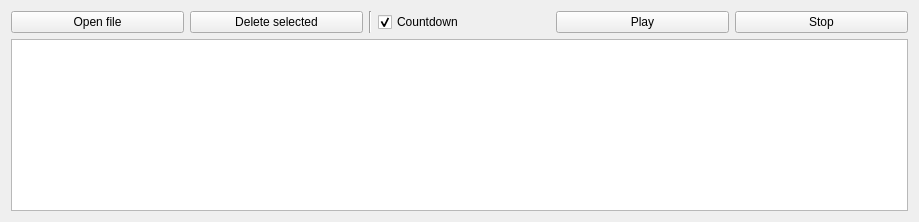
The window that mainwindow.ui (jpleau/songpractice) describes before a commit, drawn with Qt 5.
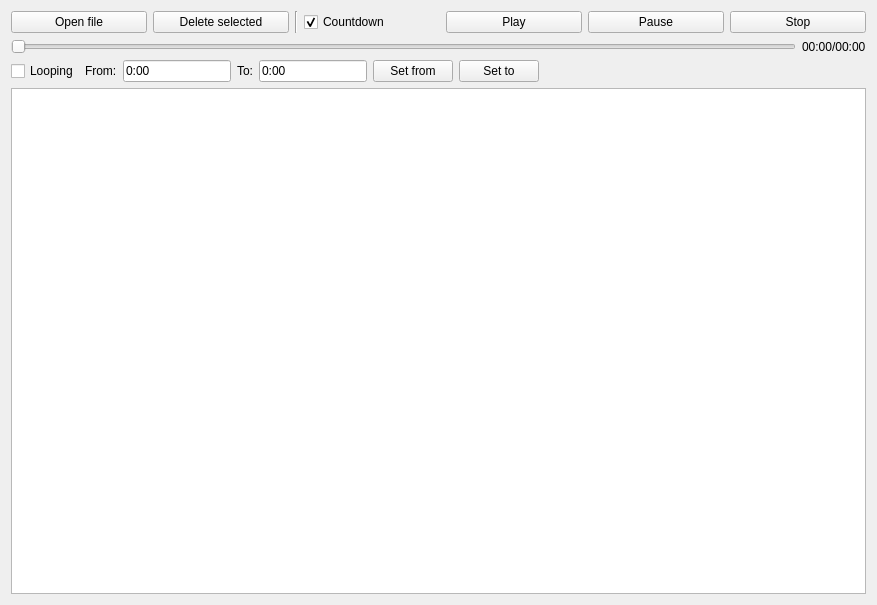
The same window after the commit. Custom widgets are drawn as their Qt base class.

Commit message: update (add loop, pause button)

Patch:
```diff
--- a/mainwindow.ui
+++ b/mainwindow.ui
@@ -6,8 +6,8 @@
    <rect>
     <x>0</x>
     <y>0</y>
-    <width>919</width>
-    <height>222</height>
+    <width>877</width>
+    <height>605</height>
    </rect>
   </property>
   <property name="windowTitle">
@@ -63,6 +63,13 @@
           </property>
          </widget>
         </item>
+        <item>
+         <widget class="QPushButton" name="button_pause">
+          <property name="text">
+           <string>Pause</string>
+          </property>
+         </widget>
+        </item>
         <item>
          <widget class="QPushButton" name="button_stop">
           <property name="text">
@@ -74,6 +81,108 @@
       </item>
      </layout>
     </item>
+    <item>
+     <layout class="QHBoxLayout" name="horizontalLayout_3">
+      <item>
+       <widget class="SongSlider" name="slider">
+        <property name="orientation">
+         <enum>Qt::Horizontal</enum>
+        </property>
+        <property name="invertedAppearance">
+         <bool>false</bool>
+        </property>
+        <property name="invertedControls">
+         <bool>false</bool>
+        </property>
+       </widget>
+      </item>
+      <item>
+       <widget class="QLabel" name="position_label">
+        <property name="text">
+         <string>00:00/00:00</string>
+        </property>
+       </widget>
+      </item>
+     </layout>
+    </item>
+    <item>
+     <layout class="QHBoxLayout" name="horizontalLayout_2" stretch="0,0,0,0,0,0,0,1">
+      <item>
+       <widget class="QCheckBox" name="looping">
+        <property name="enabled">
+         <bool>true</bool>
+        </property>
+        <property name="text">
+         <string>Looping</string>
+        </property>
+       </widget>
+      </item>
+      <item>
+       <widget class="QLabel" name="loop_from_label">
+        <property name="enabled">
+         <bool>true</bool>
+        </property>
+        <property name="text">
+         <string>From:</string>
+        </property>
+       </widget>
+      </item>
+      <item>
+       <widget class="QLineEdit" name="loop_from">
+        <property name="text">
+         <string>0:00</string>
+        </property>
+        <property name="readOnly">
+         <bool>true</bool>
+        </property>
+       </widget>
+      </item>
+      <item>
+       <widget class="QLabel" name="loop_to_label">
+        <property name="text">
+         <string>To:</string>
+        </property>
+       </widget>
+      </item>
+      <item>
+       <widget class="QLineEdit" name="loop_to">
+        <property name="text">
+         <string>0:00</string>
+        </property>
+        <property name="readOnly">
+         <bool>true</bool>
+        </property>
+       </widget>
+      </item>
+      <item>
+       <widget class="QPushButton" name="loop_set_from">
+        <property name="text">
+         <string>Set from</string>
+        </property>
+       </widget>
+      </item>
+      <item>
+       <widget class="QPushButton" name="loop_set_to">
+        <property name="text">
+         <string>Set to</string>
+        </property>
+       </widget>
+      </item>
+      <item>
+       <spacer name="horizontalSpacer">
+        <property name="orientation">
+         <enum>Qt::Horizontal</enum>
+        </property>
+        <property name="sizeHint" stdset="0">
+         <size>
+          <width>40</width>
+          <height>20</height>
+         </size>
+        </property>
+       </spacer>
+      </item>
+     </layout>
+    </item>
     <item>
      <widget class="QTableView" name="table">
       <property name="editTriggers">
@@ -105,13 +214,17 @@
       </attribute>
      </widget>
     </item>
-    <item>
-     <layout class="QHBoxLayout" name="horizontalLayout_2"/>
-    </item>
    </layout>
   </widget>
  </widget>
  <layoutdefault spacing="6" margin="11"/>
+ <customwidgets>
+  <customwidget>
+   <class>SongSlider</class>
+   <extends>QSlider</extends>
+   <header>songslider.h</header>
+  </customwidget>
+ </customwidgets>
  <resources/>
  <connections/>
 </ui>
```
The commit also changes 12 other files.
